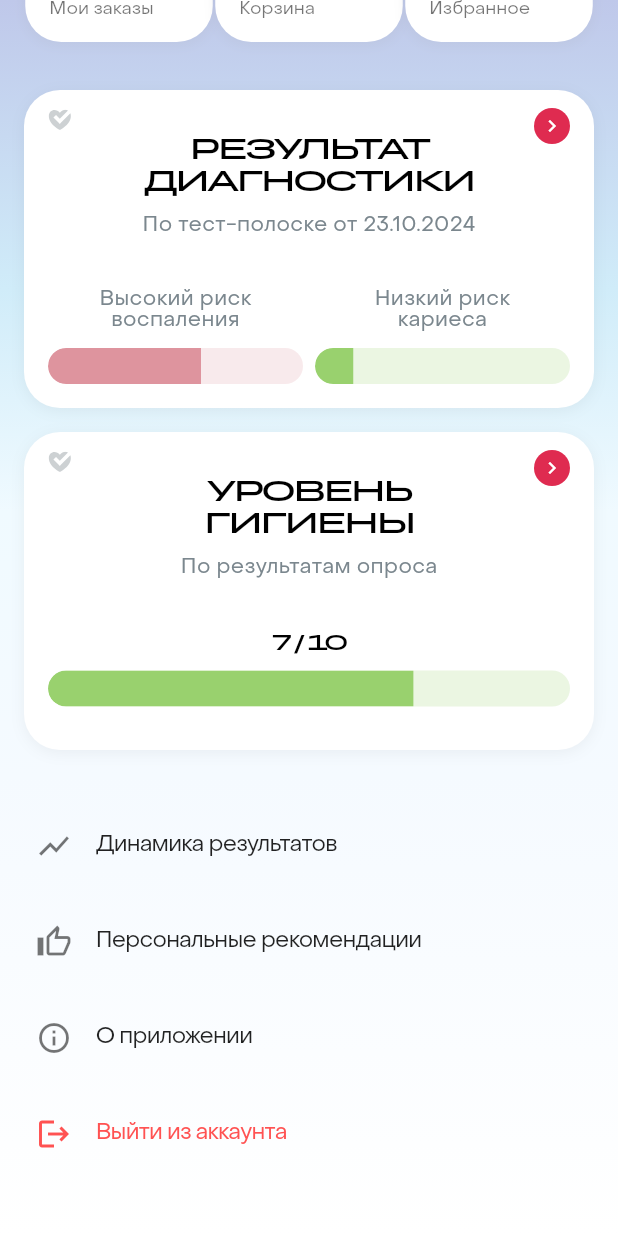
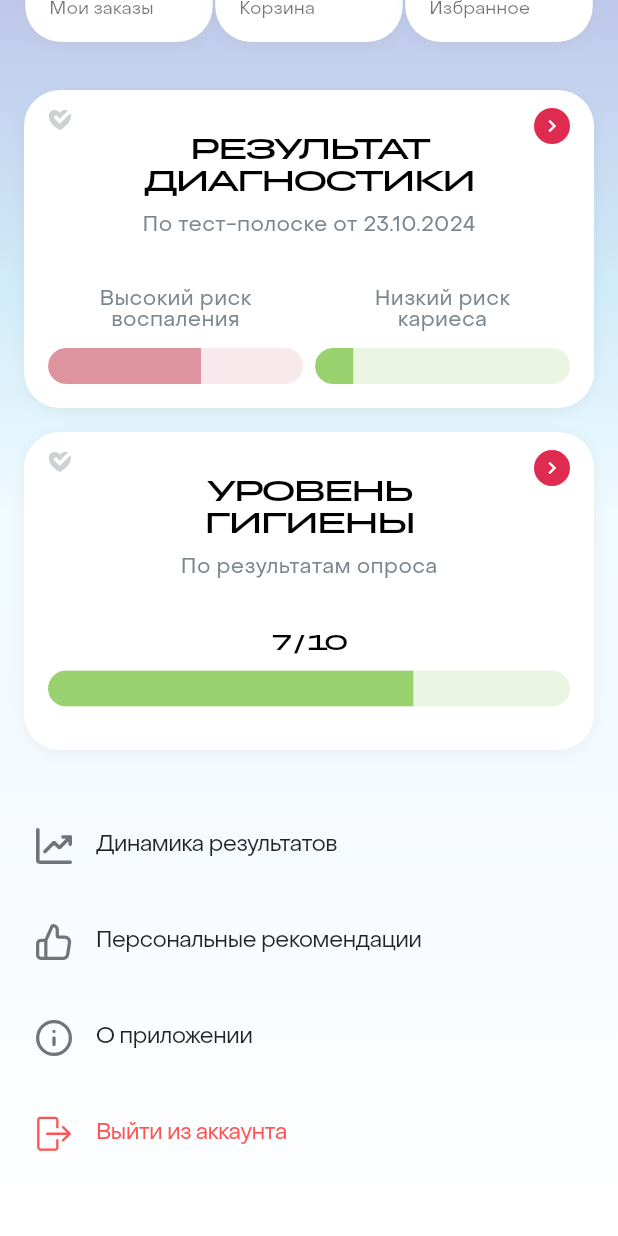
Before and after one commit to AlexeyZelenko/my_flutter, a Flutter app: the ProfileScreen screen opened directly, scrolled down 225 dp, on a phone screen of 412 x 824 dp. Run offline on Flutter 3.47's test engine with Material 3 defaults, Android fonts, the phone set to English and light mode, and no system bars; our stand-ins replace flutter_svg; project files that could hold a hidden picture were left out.

Commit message:
refactor(profile): replace Material icons with SVG icons for menu items
Update the `MenuItemsWidget` to use SVG icons instead of Material icons for better customization and consistency. Added the necessary SVG assets to the `pubspec.yaml` file.

```diff
--- a/lib/widgets/profile/menu_items_widget.dart
+++ b/lib/widgets/profile/menu_items_widget.dart
@@ -1,5 +1,5 @@
 import 'package:flutter/material.dart';
-import 'package:flutter_svg/flutter_svg.dart'; // For SVG icons
+import 'package:flutter_svg/flutter_svg.dart';
 
 class MenuItemsWidget extends StatelessWidget {
   const MenuItemsWidget({super.key});
@@ -13,25 +13,25 @@ class MenuItemsWidget extends StatelessWidget {
 
     final List<Map<String, dynamic>> menuItems = [
       {
-        'icon': Icons.show_chart, // Placeholder, replace with SvgPicture.asset if available
+        'iconPath': 'assets/icons/profile/chart.svg',
         'text': 'Динамика результатов',
         'onTap': () { print('Динамика результатов tapped'); },
         'isLogout': false,
       },
       {
-        'icon': Icons.thumb_up_alt_outlined, // Placeholder
+        'iconPath': 'assets/icons/profile/thumb_up.svg',
         'text': 'Персональные рекомендации',
         'onTap': () { print('Персональные рекомендации tapped'); },
         'isLogout': false,
       },
       {
-        'icon': Icons.info_outline, // Placeholder
+        'iconPath': 'assets/icons/profile/info.svg',
         'text': 'О приложении',
         'onTap': () { print('О приложении tapped'); },
         'isLogout': false,
       },
       {
-        'icon': Icons.logout, // Placeholder
+        'iconPath': 'assets/icons/profile/exit.svg',
         'text': 'Выйти из аккаунта',
         'onTap': () { print('Выйти из аккаунта tapped'); },
         'isLogout': true,
@@ -43,12 +43,15 @@ class MenuItemsWidget extends StatelessWidget {
       child: Column(
         children: menuItems.map((item) {
           return ListTile(
-            leading: Icon(
-              item['icon'] as IconData?,
-              color: item['isLogout'] as bool ? logoutTextColor : iconColor,
-              size: 24,
+            leading: SvgPicture.asset(
+              item['iconPath'] as String,
+              colorFilter: ColorFilter.mode(
+                item['isLogout'] as bool ? logoutTextColor : iconColor,
+                BlendMode.srcIn,
+              ),
+              width: 24,
+              height: 24,
             ),
-            // leading: SvgPicture.asset(item['iconPath'], color: item['isLogout'] ? logoutTextColor : iconColor, width: 24, height: 24),
             title: Text(
               item['text'] as String,
               style: TextStyle(
--- a/pubspec.yaml
+++ b/pubspec.yaml
@@ -26,6 +26,7 @@ flutter:
     - assets/fonts/
     - assets/icons/
     - assets/icons/menu_bottom/
+    - assets/icons/profile/
     - assets/images/
     - assets/images/main/
 
```
